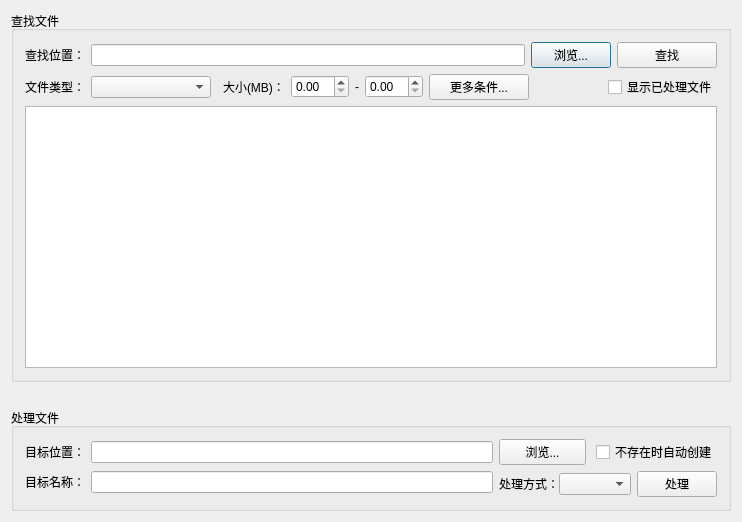
The window that FileAssistant/fileassistant.ui (cyangfeng/FileAssistant) describes before a commit, drawn with Qt 5.
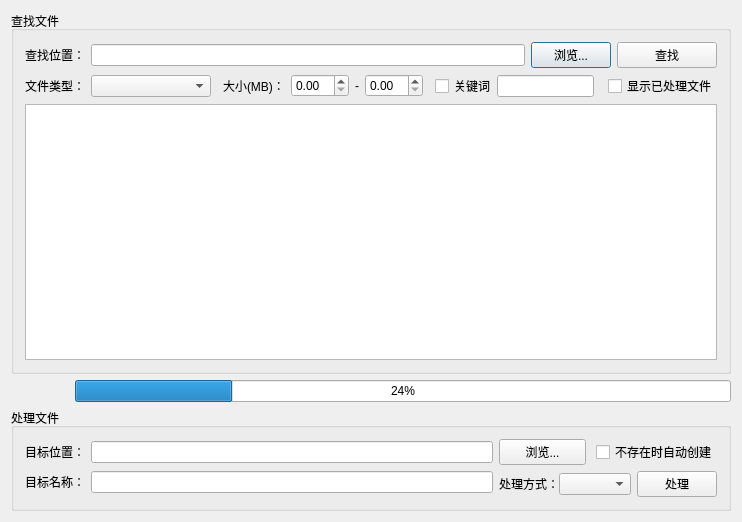
The same window after the commit.

```diff
--- a/FileAssistant/fileassistant.ui
+++ b/FileAssistant/fileassistant.ui
@@ -72,7 +72,10 @@
        </layout>
       </item>
       <item>
-       <layout class="QHBoxLayout" name="horizontalLayout_9">
+       <layout class="QHBoxLayout" name="horizontalLayout_14">
+        <property name="spacing">
+         <number>12</number>
+        </property>
         <item>
          <layout class="QHBoxLayout" name="horizontalLayout_7">
           <property name="spacing">
@@ -143,17 +146,21 @@
          </layout>
         </item>
         <item>
-         <widget class="QPushButton" name="btnMore">
-          <property name="minimumSize">
-           <size>
-            <width>100</width>
-            <height>0</height>
-           </size>
+         <layout class="QHBoxLayout" name="horizontalLayout_9">
+          <property name="spacing">
+           <number>1</number>
           </property>
+          <item>
+           <widget class="QCheckBox" name="checkKeyword">
           <property name="text">
-           <string>更多条件...</string>
-          </property>
-         </widget>
+             <string>关键词</string>
+            </property>
+           </widget>
+          </item>
+          <item>
+           <widget class="QLineEdit" name="editKeyword"/>
+          </item>
+         </layout>
         </item>
         <item>
          <spacer name="horizontalSpacer">
@@ -162,8 +169,8 @@
           </property>
           <property name="sizeHint" stdset="0">
            <size>
-            <width>40</width>
-            <height>20</height>
+            <width>13</width>
+            <height>21</height>
            </size>
           </property>
          </spacer>
@@ -199,7 +206,18 @@
     </widget>
    </item>
    <item>
+    <layout class="QHBoxLayout" name="horizontalLayout_13">
+     <property name="leftMargin">
+      <number>8</number>
+     </property>
+     <item>
     <widget class="QLabel" name="labelInfo">
+       <property name="minimumSize">
+        <size>
+         <width>50</width>
+         <height>0</height>
+        </size>
+       </property>
      <property name="maximumSize">
       <size>
        <width>16777215</width>
@@ -212,6 +230,21 @@
     </widget>
    </item>
    <item>
+      <widget class="QProgressBar" name="progressBar">
+       <property name="sizePolicy">
+        <sizepolicy hsizetype="Expanding" vsizetype="Fixed">
+         <horstretch>0</horstretch>
+         <verstretch>0</verstretch>
+        </sizepolicy>
+       </property>
+       <property name="value">
+        <number>24</number>
+       </property>
+      </widget>
+     </item>
+    </layout>
+   </item>
+   <item>
     <widget class="QGroupBox" name="groupBox_2">
      <property name="title">
       <string>处理文件</string>
```
Left out of the diff: 2 changed lines with no effect on the pictures. Lines whose indentation alone changed are shown as unchanged.
